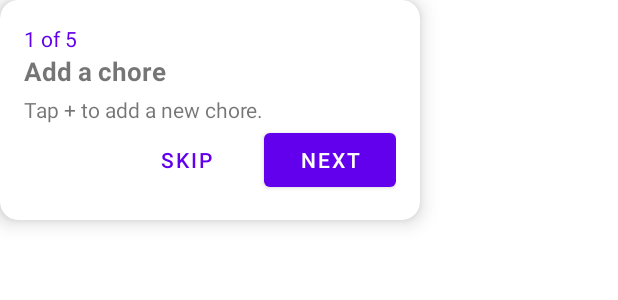
After one commit to zamixn/ChoresRPG, an Android app: the layout tutorial_popup.xml on its own in the app's theme, with its tools: preview values and no code run, on a phone screen of 412 x 824 dp. The commit adds this screen. Shown: the top 300 px of the screen. Run offline under Robolectric (Android 15) with nearby library versions, the phone set to English and light mode, and no system bars.

Commit message:
ftue tutorial

```diff
--- a/app/src/main/java/com/zsoftware/choresrpg/ftue/FtueActivity.java
+++ b/app/src/main/java/com/zsoftware/choresrpg/ftue/FtueActivity.java
@@ -96,8 +96,9 @@ public class FtueActivity extends AppCompatActivity {
         if (Step == StepDone)
         {
             AppSettings.Instance().SetFtueCompleted(true);
-            // Done: continue in the daily view (the app's default view), on top of the week view.
-            startActivity(DayActivity.CreateDailyViewIntent(this));
+            // Done: continue in the daily view (the app's default view), on top of the week view, with a
+            // short tutorial of its buttons.
+            startActivity(DayActivity.CreateDailyViewWithTutorialIntent(this));
             finish();
             return;
         }
--- /dev/null
+++ b/app/src/main/res/layout/tutorial_popup.xml
@@ -0,0 +1,60 @@
+<?xml version="1.0" encoding="utf-8"?>
+<!-- The small popup next to the highlighted button in the tutorial (TutorialOverlay). -->
+<com.google.android.material.card.MaterialCardView xmlns:android="http://schemas.android.com/apk/res/android"
+    xmlns:app="http://schemas.android.com/apk/res-auto"
+    xmlns:tools="http://schemas.android.com/tools"
+    android:layout_width="@dimen/tutorial_popup_width"
+    android:layout_height="wrap_content"
+    app:cardCornerRadius="@dimen/tutorial_popup_corner_radius"
+    app:cardElevation="@dimen/tutorial_popup_elevation">
+
+    <LinearLayout
+        android:layout_width="match_parent"
+        android:layout_height="wrap_content"
+        android:orientation="vertical"
+        android:padding="@dimen/tutorial_popup_padding">
+
+        <TextView
+            android:id="@+id/step_counter"
+            android:layout_width="wrap_content"
+            android:layout_height="wrap_content"
+            android:textColor="?attr/colorPrimary"
+            tools:text="1 of 5" />
+
+        <TextView
+            android:id="@+id/title"
+            android:layout_width="match_parent"
+            android:layout_height="wrap_content"
+            android:textSize="@dimen/settings_title_text_size"
+            android:textStyle="bold"
+            tools:text="Add a chore" />
+
+        <TextView
+            android:id="@+id/text"
+            android:layout_width="match_parent"
+            android:layout_height="wrap_content"
+            android:layout_marginTop="@dimen/calendar_chore_margin_top"
+            tools:text="Tap + to add a new chore." />
+
+        <LinearLayout
+            android:layout_width="match_parent"
+            android:layout_height="wrap_content"
+            android:gravity="end"
+            android:orientation="horizontal">
+
+            <com.google.android.material.button.MaterialButton
+                android:id="@+id/skip_button"
+                style="@style/Widget.MaterialComponents.Button.TextButton"
+                android:layout_width="wrap_content"
+                android:layout_height="wrap_content"
+                android:text="@string/tutorial_skip" />
+
+            <com.google.android.material.button.MaterialButton
+                android:id="@+id/next_button"
+                android:layout_width="wrap_content"
+                android:layout_height="wrap_content"
+                android:layout_marginStart="@dimen/settings_padding"
+                tools:text="@string/tutorial_next" />
+        </LinearLayout>
+    </LinearLayout>
+</com.google.android.material.card.MaterialCardView>
--- a/app/src/main/res/values/colors.xml
+++ b/app/src/main/res/values/colors.xml
@@ -11,6 +11,8 @@
     <color name="calendar_today_fill">#226200EE</color>
     <color name="delete_red">#FFD32F2F</color>
     <color name="completed_green">#FF2E7D32</color>
+    <!-- The dark layer over the screen during the tutorial. -->
+    <color name="tutorial_dim">#B3000000</color>
     <!-- Fill color of the generated chore_icon_* vector icons. -->
     <color name="chore_icon">#FF00897B</color>
 </resources>
--- a/app/src/main/res/values/dimens.xml
+++ b/app/src/main/res/values/dimens.xml
@@ -28,6 +28,14 @@
     <dimen name="settings_row_min_height">64dp</dimen>
     <dimen name="settings_title_text_size">17sp</dimen>
     <dimen name="settings_value_text_size">20sp</dimen>
+    <dimen name="tutorial_popup_width">280dp</dimen>
+    <dimen name="tutorial_popup_padding">16dp</dimen>
+    <dimen name="tutorial_popup_corner_radius">12dp</dimen>
+    <dimen name="tutorial_popup_elevation">8dp</dimen>
+    <dimen name="tutorial_popup_gap">12dp</dimen>
+    <dimen name="tutorial_popup_margin">12dp</dimen>
+    <dimen name="tutorial_hole_padding">6dp</dimen>
+    <dimen name="tutorial_ring_width">2dp</dimen>
     <dimen name="ftue_padding">24dp</dimen>
     <dimen name="ftue_image_size">96dp</dimen>
     <dimen name="ftue_title_text_size">26sp</dimen>
```
Also changed, not shown: app/src/main/java/com/zsoftware/choresrpg/DayActivity.java (+51 -0 lines), app/src/main/java/com/zsoftware/choresrpg/tutorial/TutorialOverlay.java (added, +202 -0 lines), app/src/main/res/values/strings.xml (+14 -0 lines).
